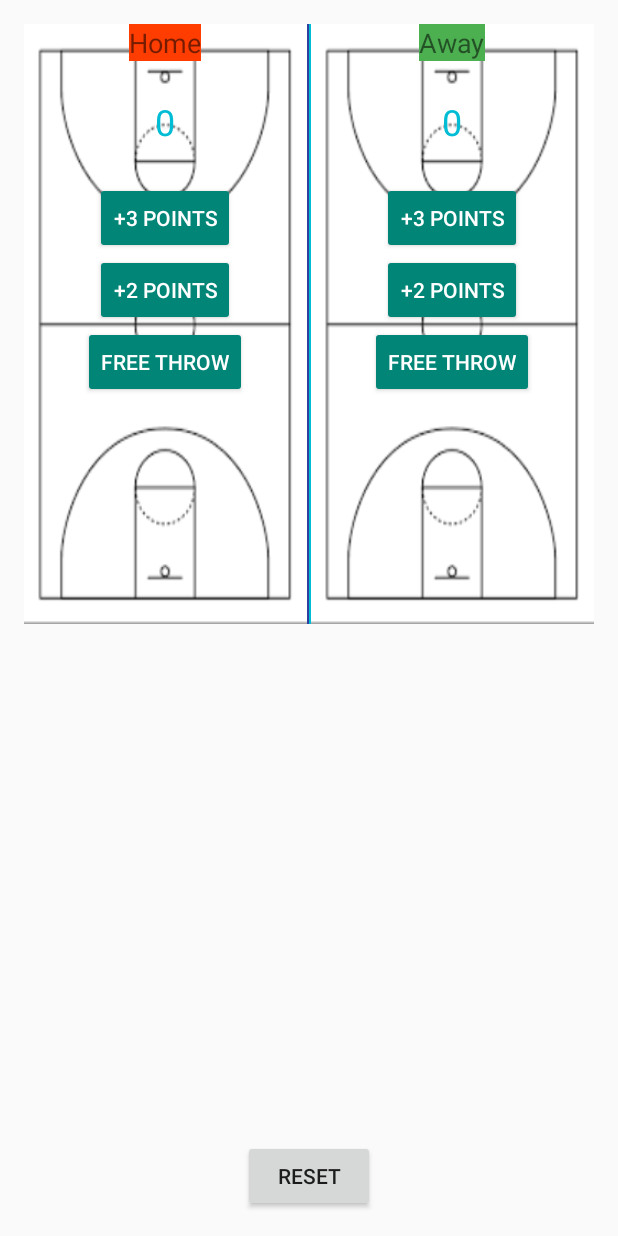
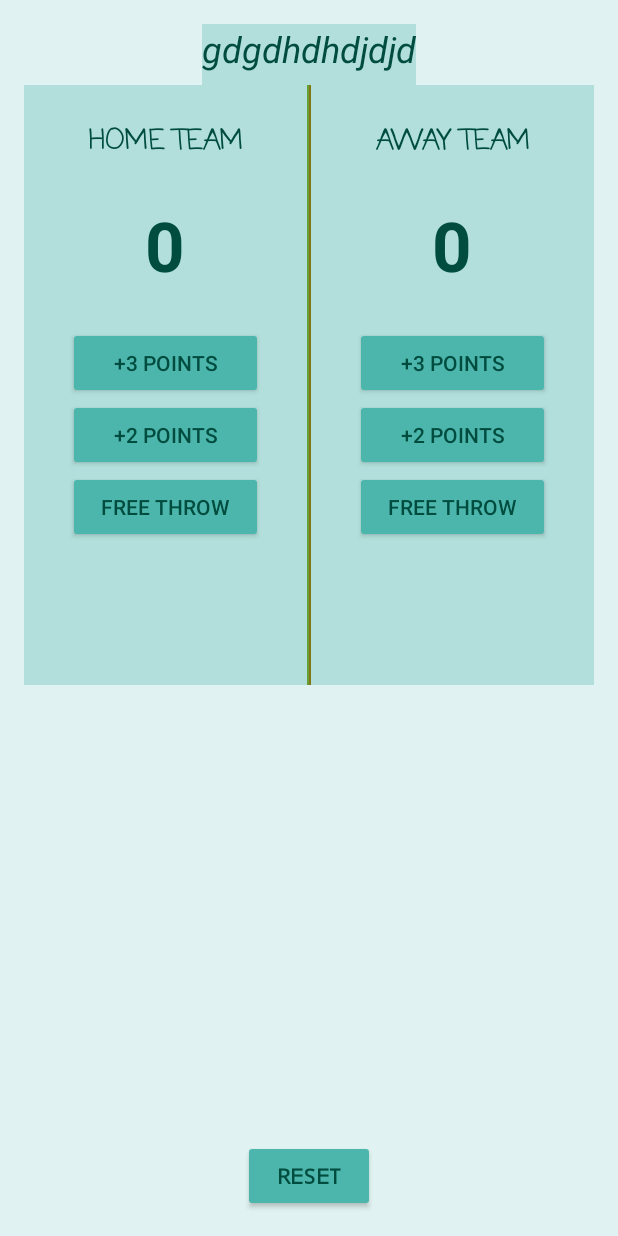
Before and after one commit to mosecoza/CourtCounter, an Android app: the layout activity_main.xml on its own in the app's theme, with its tools: preview values and no code run, on a phone screen of 412 x 824 dp. Run offline under Robolectric (Android 15) with nearby library versions, the phone set to English and light mode, and no system bars.

Commit message:
-fixed the layout theme -added a countdown timer -removed background images

```diff
--- a/app/src/main/AndroidManifest.xml
+++ b/app/src/main/AndroidManifest.xml
@@ -7,7 +7,8 @@
         android:icon="@mipmap/ball_court"
         android:label="@string/app_name"
         android:supportsRtl="true"
-        android:theme="@style/Base.Theme.AppCompat.Light">
+        android:theme="@style/AppTheme"
+        >
         <activity android:name=".MainActivity">
             <intent-filter>
                 <action android:name="android.intent.action.MAIN" />
--- a/app/src/main/java/za/co/example/bonginkosilukhele/courtcounter/MainActivity.java
+++ b/app/src/main/java/za/co/example/bonginkosilukhele/courtcounter/MainActivity.java
@@ -1,19 +1,44 @@
 package za.co.example.bonginkosilukhele.courtcounter;
 
 import android.os.Bundle;
+import android.os.CountDownTimer;
 import android.support.v7.app.AppCompatActivity;
 import android.view.View;
 import android.widget.TextView;
+
+import java.util.concurrent.TimeUnit;
 
 public class MainActivity extends AppCompatActivity {
 
     int home_score=0;
     int away_score=0;
+    private static final String FORMAT = "%02d:%02d:%02d";
+    TextView text1;
+    int seconds , minutes;
 
     @Override
     protected void onCreate(Bundle savedInstanceState) {
         super.onCreate(savedInstanceState);
         setContentView(R.layout.activity_main);
+
+        text1=(TextView)findViewById(R.id.tv_timer);
+        new CountDownTimer(1234000, 300) {
+            @Override
+            public void onTick(long millisUntilFinished) {
+                text1.setText(""+String.format(FORMAT,
+                        TimeUnit.MILLISECONDS.toHours(millisUntilFinished),
+                        TimeUnit.MILLISECONDS.toMinutes(millisUntilFinished) - TimeUnit.HOURS.toMinutes(
+                                TimeUnit.MILLISECONDS.toHours(millisUntilFinished)),
+                        TimeUnit.MILLISECONDS.toSeconds(millisUntilFinished) - TimeUnit.MINUTES.toSeconds(
+                                TimeUnit.MILLISECONDS.toMinutes(millisUntilFinished))));
+
+            }
+
+            @Override
+            public void onFinish() {
+                text1.setText("done!");
+            } // adjust the milli seconds here
+        }.start();
     }
 
         public void add3Home(View view){
@@ -54,4 +79,6 @@ public class MainActivity extends AppCompatActivity {
         displayHomeScore(0);
         displayAwayScore(0);
     }
+
+
 }
--- a/app/src/main/res/layout/activity_main.xml
+++ b/app/src/main/res/layout/activity_main.xml
@@ -3,145 +3,170 @@
                 xmlns:tools="http://schemas.android.com/tools"
                 android:layout_width="match_parent"
                 android:layout_height="match_parent"
+                android:background="#E0F2F1"
                 android:paddingBottom="@dimen/activity_vertical_margin"
                 android:paddingLeft="@dimen/activity_horizontal_margin"
                 android:paddingRight="@dimen/activity_horizontal_margin"
                 android:paddingTop="@dimen/activity_vertical_margin"
+                android:weightSum="1"
+                tools:context="za.co.example.bonginkosilukhele.courtcounter.MainActivity">
 
-    tools:context="za.co.example.bonginkosilukhele.courtcounter.MainActivity"
-    android:weightSum="1">
+    <TextView
+        android:id="@+id/tv_timer"
+        android:layout_width="wrap_content"
+        android:layout_height="wrap_content"
+        android:layout_alignParentTop="true"
+        android:layout_centerHorizontal="true"
+        android:text="gdgdhdhdjdjd"
+        android:textSize="24sp"
+        android:textStyle="italic"
+        android:background="#B2DFDB"
+        android:paddingBottom="8dp"/>
+    <LinearLayout
+        android:layout_width="wrap_content"
+        android:layout_height="400dp"
+        android:layout_alignParentEnd="true"
+        android:layout_alignParentLeft="true"
+        android:layout_alignParentRight="true"
+        android:layout_alignParentStart="true"
+        android:orientation="horizontal"
+        android:layout_below="@id/tv_timer"
 
+        >
 
         <LinearLayout
             android:layout_width="wrap_content"
-    android:layout_height="400dp"
-    android:orientation="horizontal"
-    android:layout_alignParentRight="true"
-    android:layout_alignParentEnd="true"
-    android:layout_alignParentLeft="true"
-    android:layout_alignParentStart="true"
+            android:layout_height="match_parent"
+            android:layout_weight="0.50"
+            android:background="#B2DFDB"
+            android:orientation="vertical"
+            android:paddingTop="24dp"
             >
 
-    <LinearLayout
-        android:orientation="vertical"
-        android:layout_width="wrap_content"
-        android:layout_height="match_parent"
-        android:layout_weight="0.50"
-        android:background="@drawable/bb_court">
             <TextView
                 android:layout_width="wrap_content"
                 android:layout_height="wrap_content"
-            android:text="Home"
                 android:layout_gravity="center"
+                android:fontFamily="casual"
+                android:text="@string/static_tv_home"
+                android:textAllCaps="true"
                 android:textSize="18sp"
-            android:background="#FF3D00"
+                android:textStyle="bold"
+
                 />
 
             <TextView
                 android:id="@+id/home_score_txtvw"
                 android:layout_width="wrap_content"
                 android:layout_height="wrap_content"
-            android:text="0"
-            android:textSize="24sp"
                 android:layout_gravity="center"
                 android:padding="24dp"
-            android:textColor="@color/colorAccent"
+                android:text="@string/tv_score"
+                android:textSize="46sp"
+                android:textStyle="bold"
                 />
 
             <Button
                 android:id="@+id/btn_home_3points"
-            android:layout_width="wrap_content"
+                android:layout_width="130dp"
                 android:layout_height="wrap_content"
                 android:layout_gravity="center"
-            android:text="+3 points"
                 android:onClick="add3Home"
-            style="@style/Widget.AppCompat.Button.Colored"/>
+                android:text="@string/btn_3points"
+                />
+
             <Button
                 android:id="@+id/btn_home_2points"
-            android:layout_width="wrap_content"
+                android:layout_width="130dp"
                 android:layout_height="wrap_content"
                 android:layout_gravity="center"
-            android:text="+2 points"
                 android:onClick="add2Home"
-            style="@style/Widget.AppCompat.Button.Colored"/>
+                android:text="@string/btn_2points"/>
+
             <Button
                 android:id="@+id/btn_home_1point"
-            android:layout_width="wrap_content"
+                android:layout_width="130dp"
                 android:layout_height="wrap_content"
                 android:layout_gravity="center"
-            android:text="free throw"
                 android:onClick="add1Home"
-            style="@style/Widget.AppCompat.Button.Colored"/>
+                android:text="@string/btn_1points"/>
 
         </LinearLayout>
 
         <View
             android:layout_width="1dp"
-        android:layout_height="match_parent"
-        android:layout_gravity="center"
-        android:background="@color/colorPrimaryDark"/>
+            android:layout_height="wrap_content"
+            android:background="#689F38"/>
+
         <View
             android:layout_width="1dp"
-        android:layout_height="match_parent"
-        android:layout_gravity="center"
-        android:background="@color/colorAccent"/>
+            android:layout_height="wrap_content"
+            android:background="#827717"/>
 
         <LinearLayout
-        android:orientation="vertical"
             android:layout_width="wrap_content"
             android:layout_height="match_parent"
             android:layout_weight="0.50"
-        android:background="@drawable/bb_court">
+            android:background="#B2DFDB"
+            android:orientation="vertical"
+            android:paddingTop="24dp"
+            >
+
             <TextView
                 android:layout_width="wrap_content"
                 android:layout_height="wrap_content"
-            android:text="Away"
                 android:layout_gravity="center"
+                android:fontFamily="casual"
+                android:text="@string/static_tv_away"
+                android:textAllCaps="true"
                 android:textSize="18sp"
-            android:background="#4CAF50"/>
+                android:textStyle="bold"/>
+
             <TextView
                 android:id="@+id/away_score_txtvw"
                 android:layout_width="wrap_content"
                 android:layout_height="wrap_content"
-            android:text="0"
-            android:textSize="24sp"
                 android:layout_gravity="center"
                 android:padding="24dp"
-            android:textColor="@color/colorAccent"
+                android:text="@string/tv_score"
+                android:textSize="46sp"
+                android:textStyle="bold"
                 />
 
             <Button
                 android:id="@+id/btn_away_3points"
-            android:layout_width="wrap_content"
+                android:layout_width="130dp"
                 android:layout_height="wrap_content"
                 android:layout_gravity="center"
-            android:text="+3 points"
                 android:onClick="add3Away"
-            style="@style/Widget.AppCompat.Button.Colored"/>
+                android:text="@string/btn_3points"/>
+
             <Button
                 android:id="@+id/btn_away_2points"
-            android:layout_width="wrap_content"
+                android:layout_width="130dp"
                 android:layout_height="wrap_content"
                 android:layout_gravity="center"
-            android:text="+2 points"
                 android:onClick="add2Away"
-            style="@style/Widget.AppCompat.Button.Colored"/>
+                android:text="@string/btn_2points"/>
+
             <Button
                 android:id="@+id/btn_away_1point"
-            android:layout_width="wrap_content"
+                android:layout_width="130dp"
                 android:layout_height="wrap_content"
                 android:layout_gravity="center"
-            android:text="free throw"
                 android:onClick="add1Away"
-            style="@style/Widget.AppCompat.Button.Colored"/>
+                android:text="@string/btn_1points"/>
         </LinearLayout>
     </LinearLayout>
+
     <Button
         android:layout_width="wrap_content"
         android:layout_height="wrap_content"
-        android:text="reset"
+        android:layout_alignParentBottom="true"
         android:layout_centerHorizontal="true"
-        android:layout_alignParentBottom="true"
+        android:fontFamily="monospace"
         android:onClick="resetScore"
+        android:text="@string/btn_reset"
+        android:textStyle="bold"
         />
 </RelativeLayout>
--- a/app/src/main/res/values/strings.xml
+++ b/app/src/main/res/values/strings.xml
@@ -1,3 +1,10 @@
 <resources>
     <string name="app_name">Court Counter</string>
+    <string name="btn_3points">+3 points</string>
+    <string name="btn_2points">+2 points</string>
+    <string name="btn_1points">free throw</string>
+    <string name="btn_reset">reset</string>
+    <string name="tv_score">0</string>
+    <string name="static_tv_home">home  team</string>
+    <string name="static_tv_away">away  team</string>
 </resources>
--- a/app/src/main/res/values/styles.xml
+++ b/app/src/main/res/values/styles.xml
@@ -1,11 +1,11 @@
 <resources>
 
     <!-- Base application theme. -->
-    <style name="AppTheme" parent="Theme.AppCompat.Light.DarkActionBar">
+    <style name="AppTheme" parent="Theme.AppCompat.Light">
         <!-- Customize your theme here. -->
-        <item name="colorPrimary">@color/colorPrimary</item>
-        <item name="colorPrimaryDark">@color/colorPrimaryDark</item>
-        <item name="colorAccent">@color/colorAccent</item>
+        <item name="colorPrimary">#E0F2F1</item>
+        <item name="android:textColor">#004D40</item>
+        <item name="android:colorButtonNormal">#4DB6AC</item>
     </style>
 
 </resources>
```
Also changed, not shown: app/src/main/res/drawable/bb_court.png (deleted), app/src/main/res/drawable/bb_court1.png (deleted). Lines whose indentation alone changed are shown as unchanged.
